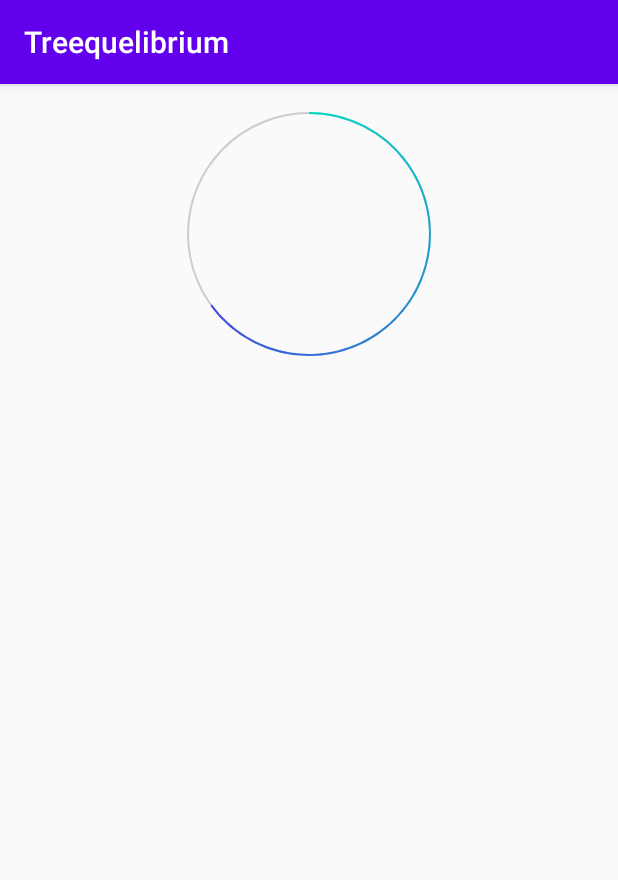
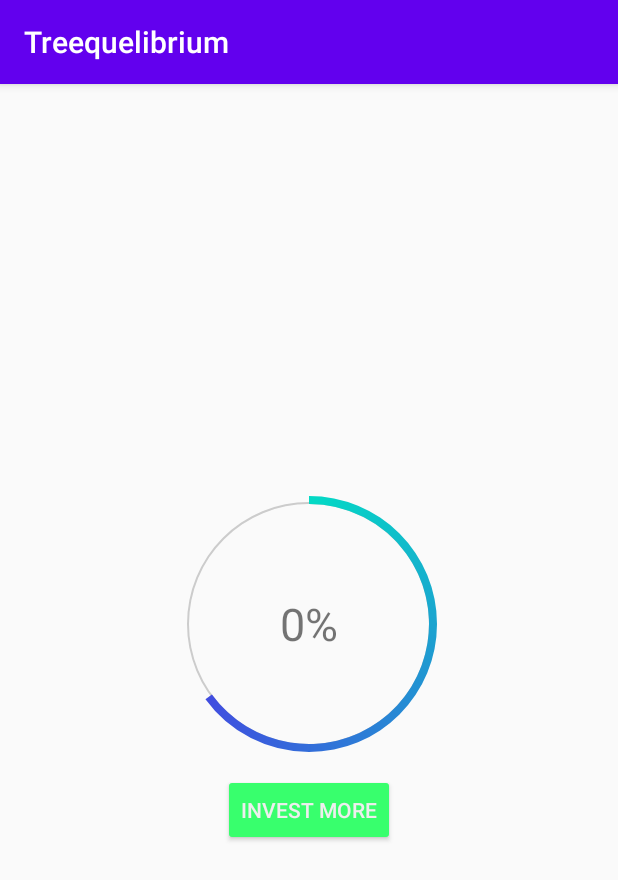
Before and after one commit to FelipeNuti/Treequelibrium, an Android app: the screen it shows after launch (MainActivity), on a phone screen of 412 x 824 dp. Shown: the top 880 px of the screen. Run offline under Robolectric (Android 15) with nearby library versions, the phone set to English and light mode, and no system bars.

Commit message:
fixed circular progress bar

```diff
--- a/app/src/main/java/com/example/treequilibrium/MainActivity.java
+++ b/app/src/main/java/com/example/treequilibrium/MainActivity.java
@@ -3,6 +3,7 @@ package com.example.treequilibrium;
 import androidx.appcompat.app.AppCompatActivity;
 
 import android.os.Bundle;
+import android.view.View;
 import android.widget.Button;
 import android.widget.ProgressBar;
 
@@ -14,5 +15,8 @@ public class MainActivity extends AppCompatActivity {
     protected void onCreate(Bundle savedInstanceState) {
         super.onCreate(savedInstanceState);
         setContentView(R.layout.activity_main);
+        progressBar = findViewById(R.id.progressBar);
+        buttonDonate = findViewById(R.id.buttonDonate);
+        //buttonDonate.setOnClickListener(View.OnClickListener);
     }
 }
--- a/app/src/main/res/drawable/circular_progress_bar.xml
+++ b/app/src/main/res/drawable/circular_progress_bar.xml
@@ -5,7 +5,7 @@
     <shape
         android:innerRadiusRatio="2.5"
         android:shape="ring"
-        android:thickness="1dp"
+        android:thickness="5dp"
         android:useLevel="true">
         <gradient
             android:angle="0"
--- a/app/src/main/res/layout/activity_main.xml
+++ b/app/src/main/res/layout/activity_main.xml
@@ -13,9 +13,10 @@
         android:orientation="vertical">
 
         <RelativeLayout
-            android:layout_width="match_parent"
-            android:layout_height="match_parent"
-            android:gravity="center_horizontal">
+            android:layout_width="wrap_content"
+            android:layout_height="wrap_content"
+            android:gravity="center_horizontal"
+            android:id="@+id/relativeLayoutPBar">
             <androidx.core.widget.ContentLoadingProgressBar
                 android:layout_width="200dp"
                 android:layout_height="200dp"
@@ -27,7 +28,27 @@
                 android:max="100"
                 android:progress="65"
                 />
+                <TextView
+                    android:layout_width="wrap_content"
+                    android:layout_height="wrap_content"
+                    android:id="@+id/centerText"
+                    android:text="0%"
+                    android:textSize="30dp"
+                    android:layout_centerInParent="true"
+                    />
         </RelativeLayout>
+            <androidx.appcompat.widget.AppCompatButton
+                android:id="@+id/buttonDonate"
+                android:layout_width="wrap_content"
+                android:layout_height="wrap_content"
+                android:text="INVEST MORE"
+                android:backgroundTint="#38ff6d"
+                android:textColor="#EEEEEE"
+                android:layout_below="@+id/progressBar"
+                android:layout_centerHorizontal="true"
+                />
+
+
     </androidx.appcompat.widget.LinearLayoutCompat>
 
 </androidx.constraintlayout.widget.ConstraintLayout>
```
